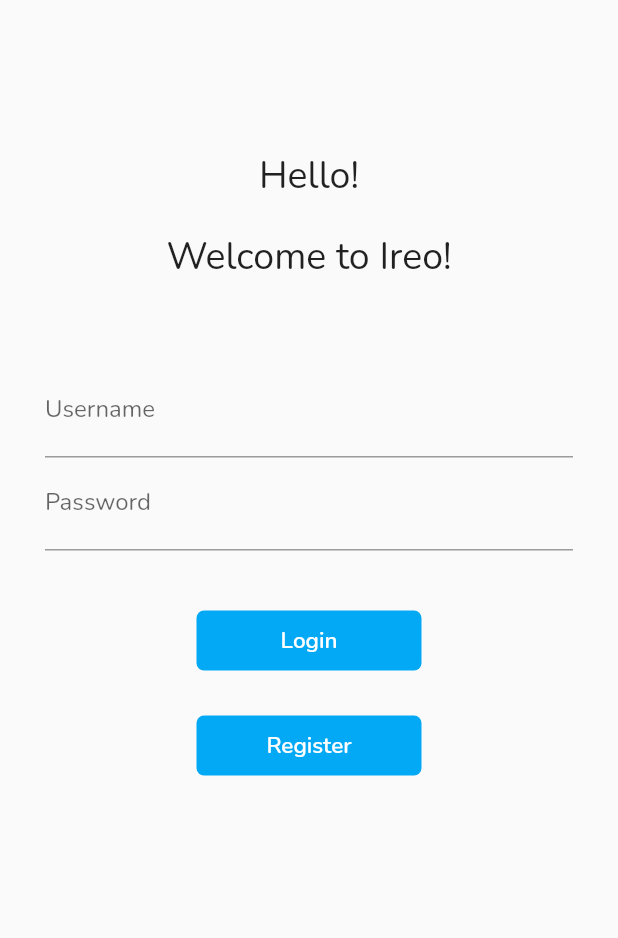
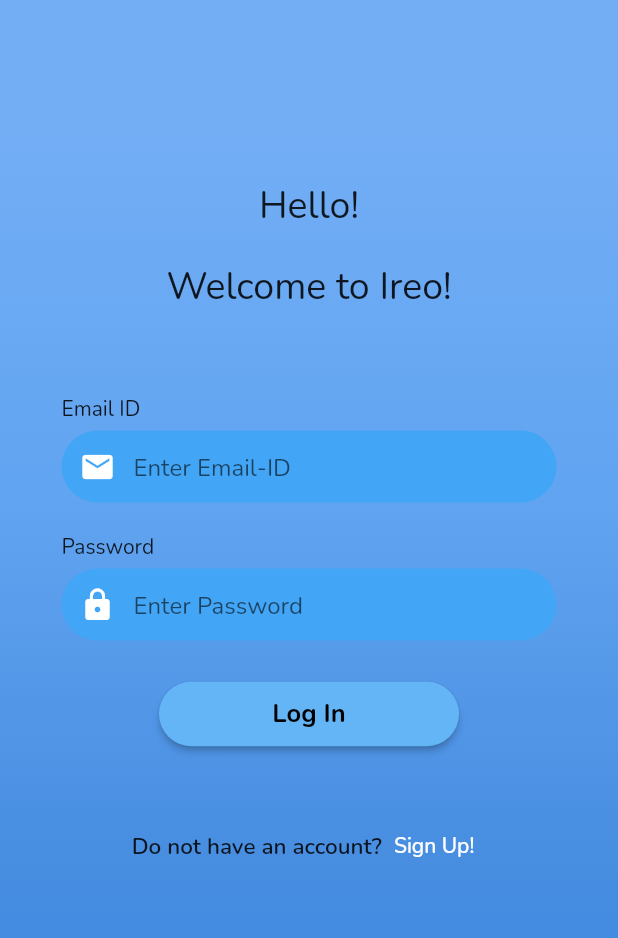
Before and after one commit to Nilsiloid/Ireo, a Flutter app: the screen it shows after launch, on a phone screen of 412 x 824 dp. Shown: the top 938 px of the screen. Run offline on Flutter 3.47's test engine with Material 2 defaults, Android fonts, the phone set to English and light mode, and no system bars; our stand-ins replace cloud_firestore, firebase_auth, firebase_core, google_fonts, google_sign_in; accounts and stored records are empty.

Commit message:
added UI to login and sign up page.

```diff
--- a/lib/Authentication/sign_in.dart
+++ b/lib/Authentication/sign_in.dart
@@ -1,9 +1,11 @@
-// ignore_for_file: prefer_const_constructors, avoid_print, unused_import, import_of_legacy_library_into_null_safe, use_build_context_synchronously
+// ignore_for_file: prefer_const_constructors, avoid_print, unused_import, import_of_legacy_library_into_null_safe, use_build_context_synchronously, prefer_const_literals_to_create_immutables, sized_box_for_whitespace, avoid_unnecessary_containers
 
+import 'package:cloud_firestore/cloud_firestore.dart';
 import 'package:firebase_auth/firebase_auth.dart';
 import 'package:flutter/material.dart';
 import 'package:ireo/Authentication/email_auth.dart';
 import 'package:ireo/Authentication/g_auth.dart';
+import 'package:ireo/main.dart';
 import 'package:provider/provider.dart';
 import '../Utilities/routes.dart';
 
@@ -15,50 +17,53 @@ class SignIn extends StatefulWidget {
 }
 
 class _SignInState extends State<SignIn> {
-  String name = "";
-  bool pressedLog = false, pressedReg = false;
-  final _formkey = GlobalKey<FormState>();
+  String userEmail = "";
+  String userName = "";
 
-  moveHome(BuildContext context) async {
-    if (_formkey.currentState!.validate()) {
-      setState(() {
-        pressedLog = true;
-      });
-      await Future.delayed(Duration(seconds: 1));
-      // await Navigator.pushNamed(context, Routes.HomePath);
-      setState(() {
-        pressedLog = false;
-      });
-    }
-  }
+  final db = FirebaseFirestore.instance;
+  final auth = FirebaseAuth.instance;
+  // final _formkey = GlobalKey<FormState>();
 
-  moveReg(BuildContext context) async {
-    if (_formkey.currentState!.validate()) {
-      setState(() {
-        pressedReg = true;
-      });
-      await Future.delayed(Duration(seconds: 1));
-      // await Navigator.pushNamed(context, Routes.HomePath);
-      setState(() {
-        pressedReg = false;
-      });
-    }
-  }
-  // final GAuthService _authService = GAuthService();
-
-  final TextEditingController emailController = TextEditingController();
-  final TextEditingController passwordController = TextEditingController();
+  final TextEditingController emailID = TextEditingController();
+  final TextEditingController userPassword = TextEditingController();
 
   @override
   Widget build(BuildContext context) {
-    return Material(
+    return Scaffold(
+      body: Stack(
+        children: [
+          Container(
+            height: double.infinity,
+            width: double.infinity,
+            decoration: BoxDecoration(
+                gradient: LinearGradient(
+              begin: Alignment.topCenter, end: Alignment.bottomCenter,
+              colors: [
+                Color(0xFF73AEF5),
+                Color(0xFF61A4F1),
+                Color(0XFF478DE0),
+                Color(0XFF398AE5)
+              ],
+              // colors: [
+              //   Colors.blueAccent,
+              //   Colors.blue,
+              //   Colors.yellow,
+              //   Colors.yellowAccent,
+              // ],
+              stops: [0.1, 0.4, 0.7, 0.9],
+              // stops: [0.3, 0.7, 0.8, 0.9],
+            )),
+          ),
+          Container(
+              height: double.infinity,
+              width: double.infinity,
               child: SingleChildScrollView(
-            child: Form(
-      key: _formkey,
-      child: Column(children: [
-        SizedBox(
-          height: 100,
-        ),
+                physics: AlwaysScrollableScrollPhysics(),
+                padding:
+                    EdgeInsets.symmetric(horizontal: 40.0, vertical: 120.0),
+                child: Column(
+                    mainAxisAlignment: MainAxisAlignment.center,
+                    children: [
                       Text(
                         "Hello!",
                         style: TextStyle(fontSize: 25),
@@ -70,146 +75,174 @@ class _SignInState extends State<SignIn> {
                         "Welcome to Ireo!",
                         style: TextStyle(fontSize: 25),
                       ),
-        Padding(
-          padding: const EdgeInsets.symmetric(vertical: 15.0, horizontal: 30.0),
-          child: Column(
-            children: [
                       SizedBox(
                         height: 40.0,
                       ),
-              TextFormField(
-                controller: emailController,
-                decoration: InputDecoration(
-                  hintText: "Enter Username",
-                  labelText: "Username",
-                ),
-                validator: (value) {
-                  if (value == null || value.isEmpty) {
-                    return "Invalid Username";
-                  }
-                  return null;
-                },
-              ),
-              TextFormField(
-                controller: passwordController,
-                obscureText: true,
-                decoration: InputDecoration(
-                  hintText: "Enter Password",
-                  labelText: "Password",
-                ),
-                validator: (value) {
-                  if (value == null || value.isEmpty) {
-                    return "Invalid Password";
-                  }
-                  return null;
-                },
+                      Padding(
+                          padding: const EdgeInsets.symmetric(
+                              vertical: 15.0, horizontal: 1.0),
+                          child: Column(
+                            crossAxisAlignment: CrossAxisAlignment.start,
+                            children: [
+                              Text(
+                                "Email ID",
                               ),
                               SizedBox(
-                height: 40,
+                                height: 5.0,
                               ),
-              Material(
-                color: Colors.lightBlue,
-                borderRadius: BorderRadius.circular(5),
-                child: InkWell(
-                  onTap: () {
-                    moveHome(context);
-                    context.read<AuthenticationService>().signIn(
-                        email: emailController.text.trim(),
-                        password: passwordController.text.trim());
-                  },
-                  child: AnimatedContainer(
-                    duration: Duration(seconds: 1),
-                    width: pressedLog ? 50 : 150,
-                    height: 40,
-                    alignment: Alignment.center,
-                    child: pressedLog
-                        ? Icon(color: Colors.black, Icons.android_sharp)
-                        : Text(
-                            "Login",
-                            style: TextStyle(
+                              Container(
+                                alignment: Alignment.centerLeft,
+                                decoration: BoxDecoration(
+                                  borderRadius: BorderRadius.circular(40),
+                                  color: Colors.blue[400],
+                                ),
+                                child: TextFormField(
+                                  keyboardType: TextInputType.emailAddress,
+                                  controller: emailID,
+                                  decoration: InputDecoration(
+                                    border: InputBorder.none,
+                                    contentPadding: EdgeInsets.only(top: 14.0),
+                                    prefixIcon: Icon(
+                                      Icons.email,
                                       color: Colors.white,
-                              fontSize: 15,
-                              fontWeight: FontWeight.w600,
                                     ),
-                          ),
+                                    hintText: "Enter Email-ID",
+                                    // labelText: "Email-ID",
                                   ),
                                 ),
                               ),
                               SizedBox(
-                height: 30.0,
+                                height: 20.0,
                               ),
-              Material(
-                color: Colors.lightBlue,
-                borderRadius: BorderRadius.circular(5),
-                child: InkWell(
-                  onTap: () {
-                    moveReg(context);
-                    context.read<AuthenticationService>().signUp(
-                        email: emailController.text.trim(),
-                        password: passwordController.text.trim());
-                  },
-                  child: AnimatedContainer(
-                    duration: Duration(seconds: 1),
-                    width: pressedReg ? 50 : 150,
-                    height: 40,
-                    alignment: Alignment.center,
-                    child: pressedReg
-                        ? Icon(color: Colors.black, Icons.done)
-                        : Text(
-                            "Register",
-                            style: TextStyle(
+                              Text("Password"),
+                              SizedBox(
+                                height: 5.0,
+                              ),
+                              Container(
+                                alignment: Alignment.centerLeft,
+                                decoration: BoxDecoration(
+                                  borderRadius: BorderRadius.circular(40),
+                                  color: Colors.blue[400],
+                                ),
+                                child: TextFormField(
+                                  controller: userPassword,
+                                  obscureText: true,
+                                  decoration: InputDecoration(
+                                      hintText: "Enter Password",
+                                      border: InputBorder.none,
+                                      contentPadding:
+                                          EdgeInsets.only(top: 14.0),
+                                      prefixIcon: Icon(
+                                        Icons.lock,
                                         color: Colors.white,
-                              fontSize: 15,
-                              fontWeight: FontWeight.w600,
+                                      )),
                                 ),
                               ),
+                              SizedBox(
+                                height: 10.0,
+                              ),
+                              // Container(
+                              //   alignment: Alignment.centerRight,
+                              //   child: TextButton(
+                              //       onPressed: () {
+                              //         debugPrint("Need to add code for this.");
+                              //       },
+                              //       child: Text(
+                              //         "Forgot Password?",
+                              //         style: TextStyle(color: Colors.black),
+                              //       )),
+                              // ),
+
+                              // (Remember Me) function needs to be added.
+                              // Container(
+                              //   child: Row(
+                              //     children: [
+                              //       Theme(
+                              //           data: ThemeData(
+                              //               unselectedWidgetColor:
+                              //                   Colors.white),
+                              //           child: Checkbox(
+                              //             onChanged: (value) {},
+                              //             value: false,
+                              //             checkColor: Colors.green,
+                              //             activeColor: Colors.white,
+                              //           ))
+                              //     ],
+                              //   ),
+                              // ),
+                            ],
+                          )),
+                      ElevatedButton(
+                        onPressed: () async {
+                          // if (emailID.text != null && userPassword.text != null) {
+                          await signIn(emailID.text, userPassword.text);
+                          userEmail = emailID.text;
+
+                          final DocumentReference documentReference =
+                              db.collection("users").doc(userEmail);
+
+                          documentReference.get().then(
+                            (DocumentSnapshot documentSnapshot) {
+                              final data = documentSnapshot.data()
+                                  as Map<String, dynamic>;
+                              userName = data['username'];
+                            },
+                            onError: (e) {
+                              debugPrint("Error: $e");
+                            },
+                          );
+                          Navigator.pushNamed(context, Routes.HomePath);
+                          // }
+                        },
+                        style: ElevatedButton.styleFrom(
+                            minimumSize: Size(200, 40),
+                            padding: EdgeInsets.all(10),
+                            primary: Colors.blue[300],
+                            shape: RoundedRectangleBorder(
+                                borderRadius: BorderRadius.circular(30))),
+                        child: Text(
+                          "Log In",
+                          style: TextStyle(
+                              fontSize: 17,
+                              fontWeight: FontWeight.bold,
+                              color: Colors.black),
                         ),
                       ),
+                      SizedBox(
+                        height: 30,
                       ),
-              // ElevatedButton(
-              //   child: Text("Login"),
-              //   style: TextButton.styleFrom(minimumSize: Size(150, 40)),
-              //   onPressed: () {
-              //     Navigator.pushNamed(context, Routes.HomePath);
-              //   },
-              // ),
+                      Container(
+                        padding: EdgeInsets.all(10),
+                        child: Row(
+                            mainAxisAlignment: MainAxisAlignment.center,
+                            children: [
+                              Text(
+                                "Do not have an account?",
+                                style: TextStyle(
+                                    fontSize: 15.0,
+                                    fontWeight: FontWeight.w600),
+                              ),
+                              TextButton(
+                                  onPressed: () {
+                                    Navigator.pushNamed(
+                                        context, Routes.RegisterPath);
+                                  },
+                                  child: Text(
+                                    "Sign Up!",
+                                    style: TextStyle(color: Colors.white),
+                                  ))
+                            ]),
+                      )
+                    ]),
+              ))
         ],
       ),
-        ),
-      ]),
-    )));
+    );
+  }
+
+  Future<void> signIn(String? ema, String? pass) async {
+    await auth
+        .signInWithEmailAndPassword(email: ema!, password: pass!)
+        .catchError((e) => debugPrint(e));
   }
 }
-
-    // return Scaffold(
-    //   backgroundColor: Colors.blue[400],
-    //   appBar: AppBar(
-    //     backgroundColor: Colors.blue[600],
-    //     elevation: 0.0,
-    //     title: Text("Sign in to Ireo!"),
-    //   ),
-    //   body: Container(
-    //     padding: EdgeInsets.symmetric(vertical: 20, horizontal: 50),
-    //     child: TextFormField(controller: emailController,
-    //     decoration: InputDecoration(alignLabelWithHint: ),)
-    //     child: ElevatedButton(
-    //         child: Text("Sign in using Google"),
-    //         // onPressed: () async {
-    //         //   dynamic result = await _authService.googleLogIn();
-    //         //   if (result == null) {
-    //         //     print("error signing in.");
-    //         //   } else {
-    //         //     print("Signed in!");
-    //         //     print(result);
-    //         //   }
-    //         // },
-    //         onPressed: () {
-    //           // final provider =
-    //           //     Provider.of<GAuthService>(context, listen: false);
-    //           // provider.googleLogIn();
-    //           context.read < AuthenticationService>().signIn(
-    //             email: emailController.text.trim(),
-    //           );
-    //         }),
-    //   ),
-    // );
--- a/lib/main.dart
+++ b/lib/main.dart
@@ -5,6 +5,7 @@ import 'package:firebase_core/firebase_core.dart';
 import 'package:flutter/material.dart';
 import 'package:ireo/Authentication/email_auth.dart';
 import 'package:ireo/Authentication/g_auth.dart';
+import 'package:ireo/Authentication/register.dart';
 import 'package:ireo/Authentication/sign_in.dart';
 import 'package:ireo/Pages/home.dart';
 import 'package:google_fonts/google_fonts.dart';
@@ -27,76 +28,19 @@ class MyApp extends StatelessWidget {
 
   @override
   Widget build(BuildContext context) {
-    return MultiProvider(
-        providers: [
-          Provider<AuthenticationService>(
-            create: (_) => AuthenticationService(FirebaseAuth.instance),
-          ),
-          StreamProvider(
-            create: ((context) =>
-                context.read<AuthenticationService>().authStateChanges),
-            initialData: null,
-          ),
-        ],
-        child: MaterialApp(
+    return MaterialApp(
         themeMode: ThemeMode.light,
         theme: ThemeData(
           primarySwatch: Colors.blue,
           fontFamily: GoogleFonts.nunito().fontFamily,
         ),
-            home: AuthWrapper(index: -1),
-            // initialRoute: "/",
+        initialRoute: "/",
         routes: {
-              // "/": (context) => Wrapper(),
-              // "/": (context) => SignIn(),
-              // "/": (context) => AuthWrapper(),
+          "/": (context) => SignIn(),
           Routes.WordlePath: (context) => GameScreen(),
           Routes.HomePath: (context) => Home(),
           Routes.LoginPath: (context) => SignIn(),
-              // Routes.RegisterPath:(context) => Register()
-            }));
+          Routes.RegisterPath: (context) => Register()
+        });
   }
 }
-
-class AuthWrapper extends StatelessWidget {
-  final int index;
-  const AuthWrapper({Key? key, required this.index}) : super(key: key);
-
-  @override
-  Widget build(BuildContext context) {
-    // context.read<AuthenticationService>().signOut();
-    final firebaseuser = context.read<AuthenticationService>().currentUser;
-    if (index == 1) {
-      return Home();
-    } //else if (index == 2) {
-    //return Register();}
-    else if (index == 0) {
-      return SignIn();
-    }
-
-    if (firebaseuser != null) {
-      return AuthWrapper(index: 1);
-      // return Home();
-    } else {
-      return AuthWrapper(index: 0);
-    }
-    // return Login();
-  }
-}
-  // @override
-  // Widget build(BuildContext context) => ChangeNotifierProvider(
-  //     create: (context) => GAuthService(),
-  //     child: MaterialApp(
-  //         themeMode: ThemeMode.light,
-  //         theme: ThemeData(
-  //           primarySwatch: Colors.blue,
-  //           fontFamily: GoogleFonts.nunito().fontFamily,
-  //         ),
-  //         initialRoute: "/",
-  //         routes: {
-  //           // "/": (context) => Wrapper(),
-  //           "/": (context) => SignIn(),
-  //           Routes.WordlePath: (context) => GameScreen(),
-  //           Routes.HomePath: (context) => Home(),
-  //           Routes.LoginPath: (context) => Login()
-  //         }));
```
Also changed, not shown: lib/Authentication/register.dart (added, +204 -0 lines), lib/Pages/home.dart (+1 -16 lines). Lines whose indentation alone changed are shown as unchanged.
